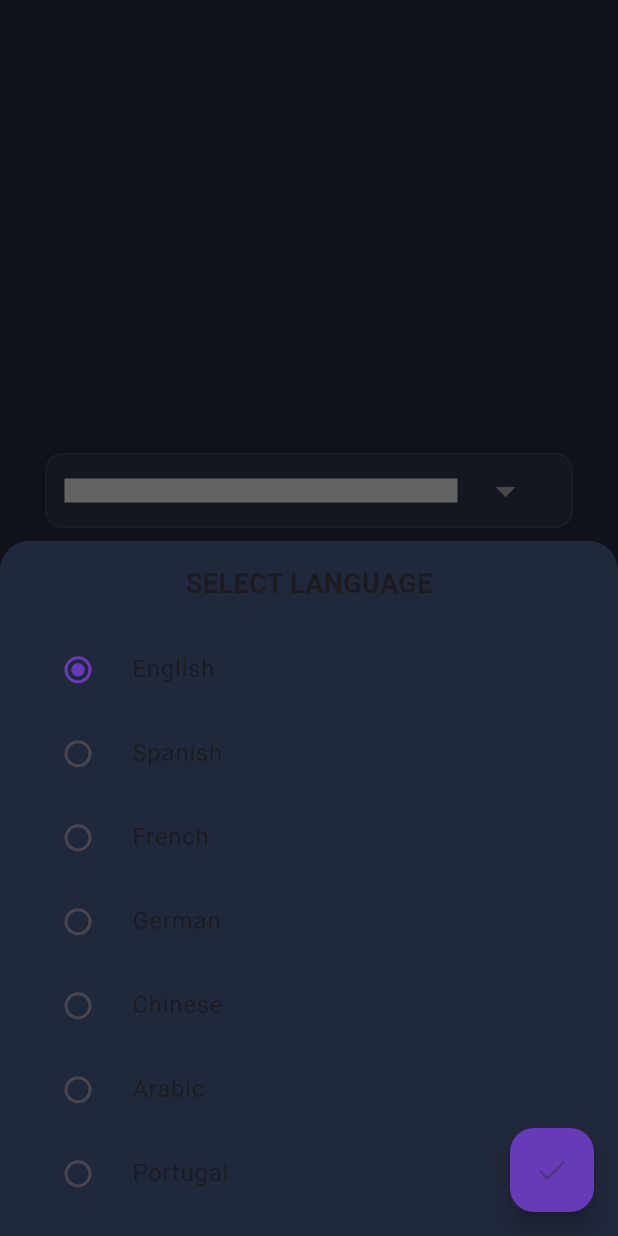
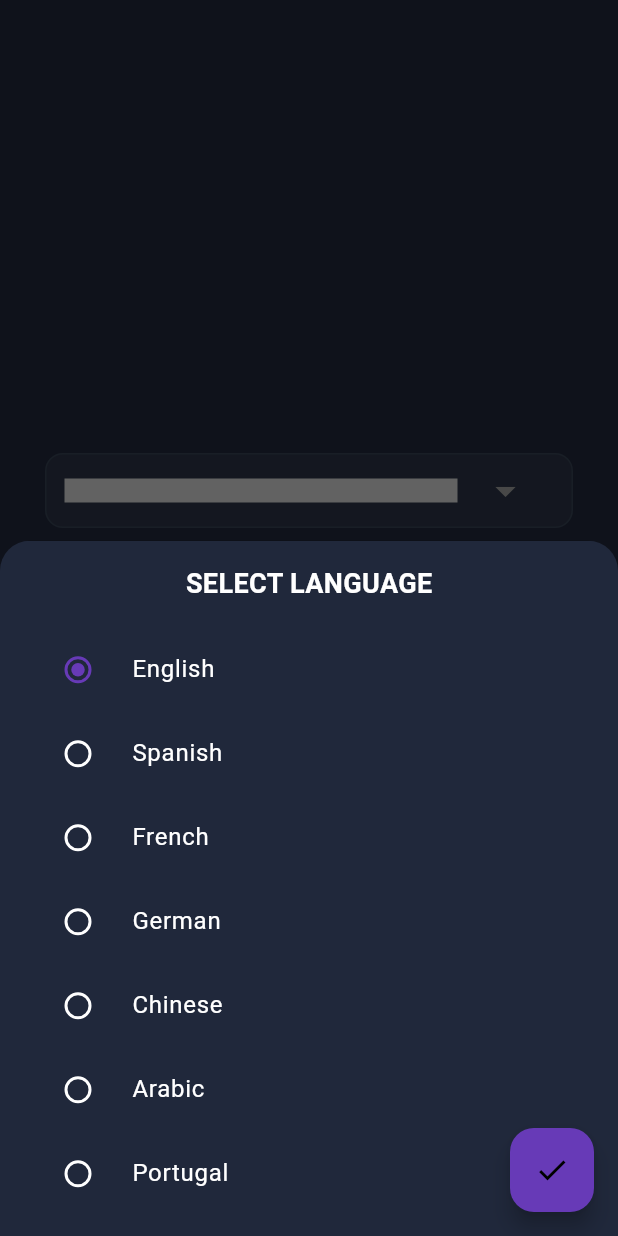
Before and after one commit to TalhaIL/CLUB_92, a Flutter app: the screen it shows after launch, on a phone screen of 412 x 824 dp. Run offline on Flutter 3.47's test engine with Material 3 defaults, Android fonts, the light colour scheme and no system bars; drawn by our look-alikes of country_code_picker; our stand-ins replace circular_countdown_timer, flutter_svg, get, lottie.

Commit message:
theme changes

```diff
--- /dev/null
+++ b/lib/controllers/theme/theme.dart
@@ -0,0 +1,15 @@
+import 'package:flutter/material.dart';
+import 'package:get/get.dart';
+
+class ThemeController extends GetxController {
+  final Rx<ThemeMode> _currentTheme = ThemeMode.dark.obs;
+  Rx<ThemeMode> get theme => _currentTheme;
+
+  void toggleTheme() {
+    if (_currentTheme.value == ThemeMode.dark) {
+      _currentTheme.value = ThemeMode.light;
+    } else {
+      _currentTheme.value = ThemeMode.dark;
+    }
+  }
+}
--- a/lib/main.dart
+++ b/lib/main.dart
@@ -1,4 +1,5 @@
 import 'package:club_92/constants/color.dart';
+import 'package:club_92/controllers/theme/theme.dart';
 import 'package:club_92/screens/country.dart';
 import 'package:flutter/material.dart';
 import 'package:get/get.dart';
@@ -12,31 +13,46 @@
 
   @override
   Widget build(BuildContext context) {
-    return GetMaterialApp(
+    return Builder(
+      builder: (context) {
+        final controller = Get.put(
+          ThemeController(),
+        );
+        return Obx(
+          () => GetMaterialApp(
             debugShowCheckedModeBanner: false,
             title: 'Club 92',
-      themeMode: ThemeMode.dark,
+            themeMode: controller.theme.value,
             darkTheme: ThemeData(
                 scaffoldBackgroundColor: appColor,
                 useMaterial3: true,
+                colorScheme: ColorScheme.dark(
+                  brightness: Brightness.dark,
+                  background: const Color(0xff20283b).withOpacity(1),
+                ),
                 primaryTextTheme: const TextTheme(
-          bodyLarge:
-              TextStyle(color: Colors.white), // White text for dark theme
-          bodyMedium:
-              TextStyle(color: Colors.white), // White text for dark theme
+                  bodyLarge: TextStyle(color: Colors.white),
+                  bodyMedium: TextStyle(color: Colors.white),
                 ),
-      ),
+                appBarTheme: AppBarTheme(
+                  backgroundColor: appColor,
+                )),
             theme: ThemeData(
               scaffoldBackgroundColor: Colors.white,
               useMaterial3: true,
+              colorScheme: ColorScheme.light(
+                brightness: Brightness.light,
+                background: Colors.white.withOpacity(0.95),
+              ),
               primaryTextTheme: const TextTheme(
-          bodyLarge:
-              TextStyle(color: Colors.black), // Black text for light theme
-          bodyMedium:
-              TextStyle(color: Colors.black), // Black text for light theme
+                bodyLarge: TextStyle(color: Colors.black),
+                bodyMedium: TextStyle(color: Colors.black),
               ),
             ),
             home: const ChooseCountry(),
+          ),
+        );
+      },
     );
   }
 }
--- a/lib/screens/events/live_events.dart
+++ b/lib/screens/events/live_events.dart
@@ -25,7 +25,10 @@
                   ),
                 );
               },
-              child: customCard(event),
+              child: CustomCard(
+                event: event,
+                isUpcoming: false,
+              ),
             );
           }),
     );
--- a/lib/screens/events/upcoming_events_screen.dart
+++ b/lib/screens/events/upcoming_events_screen.dart
@@ -76,7 +76,7 @@
                 CustomMaterialButton(
                   onPress: () {
                     Get.to(
-                      AddEventSceen(),
+                      const AddEventSceen(),
                     );
                   },
                   width: 120,
@@ -110,8 +110,8 @@
                       onTap: () {
                         upcomingEventsSheet(context, event);
                       },
-                      child: customCard(
-                        event,
+                      child: CustomCard(
+                        event: event,
                         isUpcoming: true,
                         controller: _eventController,
                       ),
--- a/lib/screens/home.dart
+++ b/lib/screens/home.dart
@@ -12,7 +12,6 @@
 import 'package:club_92/screens/notification.dart';
 import 'package:club_92/screens/profile_screen.dart';
 import 'package:club_92/screens/search_screen.dart';
-import 'package:club_92/screens/wallet.dart';
 import 'package:flutter/material.dart';
 import 'package:get/get.dart';
 
@@ -37,7 +36,6 @@
   Widget build(BuildContext context) {
     return Scaffold(
       appBar: AppBar(
-        backgroundColor: appColor,
         leadingWidth: 140,
         leading: SizedBox(
           width: 120,
```
Also changed, not shown: lib/components/resuableMethods/custom_card.dart (+40 -34 lines), lib/screens/Settings/setting_screen.dart (+19 -18 lines). Lines whose indentation alone changed are shown as unchanged.
